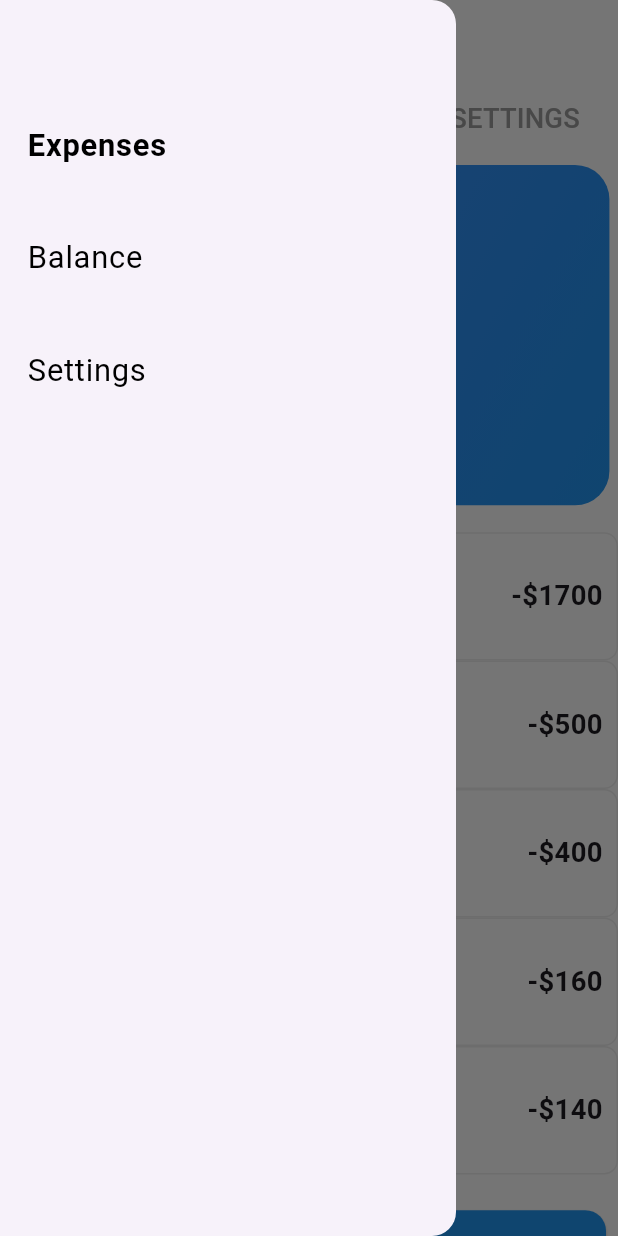
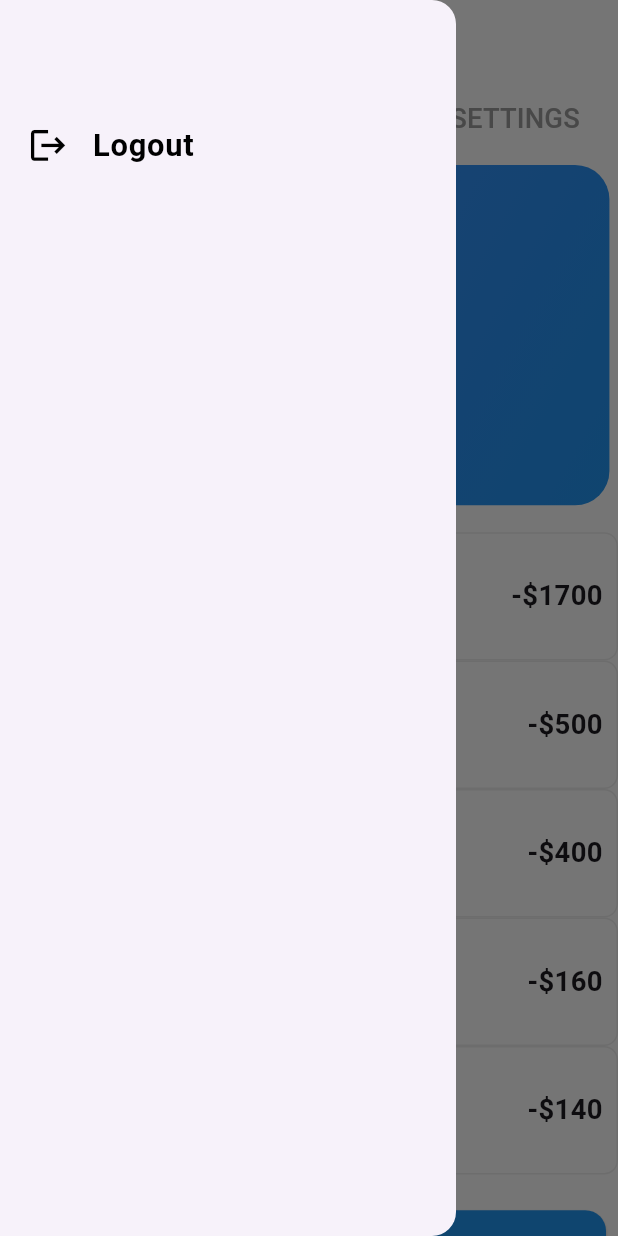
Before and after one commit to omarKenawi/tracker, a Flutter app: the screen it shows after launch, with the side drawer open, on a phone screen of 412 x 824 dp. Run offline on Flutter 3.47's test engine with Material 3 defaults, Android fonts, the phone set to English and light mode, and no system bars; drawn by our look-alikes of card_swiper; our stand-ins replace firebase_auth, firebase_core, flutter_screenutil; accounts and stored records are empty.

```diff
--- a/lib/features/home/screens/home_screen.dart
+++ b/lib/features/home/screens/home_screen.dart
@@ -3,6 +3,7 @@ import 'package:tracker/features/home/screens/settings_screen.dart';
 import 'package:tracker/features/home/screens/balance_screen.dart';
 import 'package:tracker/features/home/screens/expenses_screen.dart';
 import 'package:flutter_screenutil/flutter_screenutil.dart';
+import '../widgets/custom_drawer.dart';
 
 class HomeScreen extends StatefulWidget {
   const HomeScreen({super.key});
@@ -38,56 +39,7 @@ class _HomeScreenState extends State<HomeScreen> with SingleTickerProviderStateM
   Widget build(BuildContext context) {
     return Scaffold(
       backgroundColor: Colors.white,
-      drawer: Drawer(
-        child: Column(
-          children: <Widget>[
-            SizedBox(height: 50.h),
-            Expanded(
-              child: ListView(
-                padding: EdgeInsets.zero,
-                children: <Widget>[
-                  ListTile(
-                    contentPadding: EdgeInsets.symmetric(horizontal: 16.w, vertical: 8.h),
-                    title: Text(
-                      'Expenses',
-                      style: TextStyle(
-                        fontSize: 18.sp,
-                        color: Colors.black,
-                        fontWeight: _selectedIndex == 0 ? FontWeight.bold : FontWeight.normal,
-                      ),
-                    ),
-                    onTap: () => _onDrawerItemSelected(0),
-                  ),
-                  ListTile(
-                    contentPadding: EdgeInsets.symmetric(horizontal: 16.w, vertical: 8.h),
-                    title: Text(
-                      'Balance',
-                      style: TextStyle(
-                        fontSize: 18.sp,
-                        color: Colors.black,
-                        fontWeight: _selectedIndex == 1 ? FontWeight.bold : FontWeight.normal,
-                      ),
-                    ),
-                    onTap: () => _onDrawerItemSelected(1),
-                  ),
-                  ListTile(
-                    contentPadding: EdgeInsets.symmetric(horizontal: 16.w, vertical: 8.h),
-                    title: Text(
-                      'Settings',
-                      style: TextStyle(
-                        fontSize: 18.sp,
-                        color: Colors.black,
-                        fontWeight: _selectedIndex == 2 ? FontWeight.bold : FontWeight.normal,
-                      ),
-                    ),
-                    onTap: () => _onDrawerItemSelected(2),
-                  ),
-                ],
-              ),
-            ),
-          ],
-        ),
-      ),
+      drawer: CustomDrawer(), // Use the custom drawer
       appBar: AppBar(
         leading: Builder(
           builder: (context) => IconButton(
@@ -133,14 +85,12 @@ class _HomeScreenState extends State<HomeScreen> with SingleTickerProviderStateM
       body: TabBarView(
         controller: _tabController,
         physics: const NeverScrollableScrollPhysics(),
-
         children: const [
           ExpensesScreen(),
           BalanceScreen(),
           SettingsScreen(),
         ],
       ),
-
     );
   }
 }
```
Also changed, not shown: lib/features/home/screens/details_screen.dart (+12 -0 lines), lib/features/home/widgets/custom_drawer.dart (+13 -45 lines).
